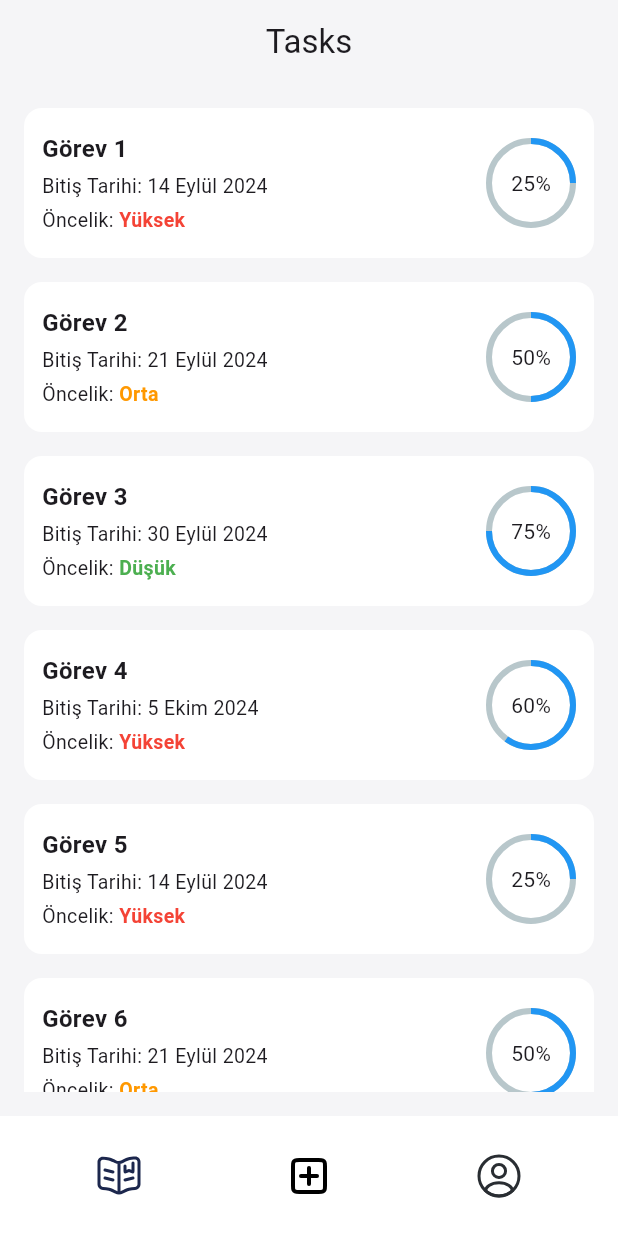
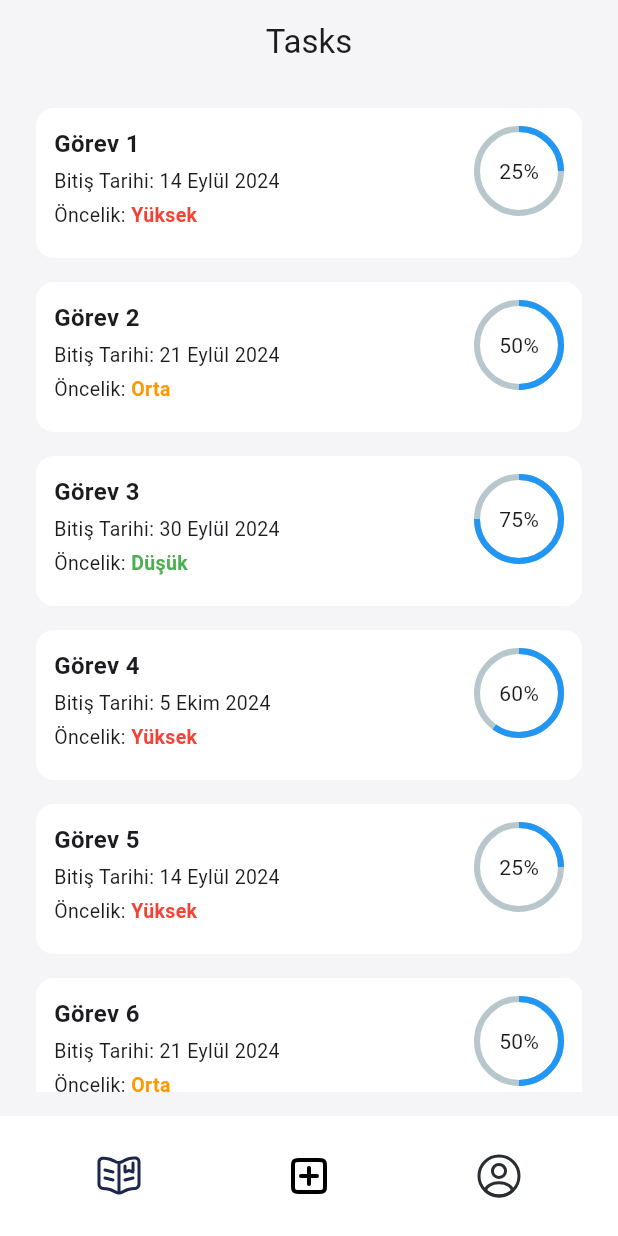
Before and after one commit to idilsg/TaskManagerApp, a Flutter app: the screen it shows after launch, on a phone screen of 412 x 824 dp. Run offline on Flutter 3.47's test engine with Material 3 defaults, Android fonts, the phone set to English and light mode, and no system bars; drawn by our look-alikes of percent_indicator; our stand-ins replace flutter_svg.

Commit message:
task test debug

```diff
--- a/lib/pages/tasks.dart
+++ b/lib/pages/tasks.dart
@@ -16,7 +16,12 @@ class TasksPage extends StatelessWidget {
         automaticallyImplyLeading: false,
       ),
       body: Padding(
-        padding: const EdgeInsets.all(16.0),
+        padding: const EdgeInsets.only(
+          top: 16.0,
+          bottom: 16.0,
+          left: 24.0,
+          right: 24.0,
+        ),
         child: ListView(
           children: const [
             TaskBox(
--- a/lib/widgets/taskbox.dart
+++ b/lib/widgets/taskbox.dart
@@ -32,8 +32,10 @@ class TaskBox extends StatelessWidget {
         Navigator.pushNamed(context, '/taskdetails');
       },
       child: Container(
-        height: 100,
-        width: double.infinity,
+        constraints: const BoxConstraints(
+          maxWidth: double.infinity,
+          minHeight: 100,
+        ),
         decoration: BoxDecoration(
           color: Colors.white,
           borderRadius: BorderRadius.circular(12.0),
@@ -41,9 +43,11 @@ class TaskBox extends StatelessWidget {
         child: Padding(
           padding: const EdgeInsets.all(12.0),
           child: Row(
-            mainAxisAlignment: MainAxisAlignment.spaceBetween,
+            mainAxisSize: MainAxisSize.min,
+            crossAxisAlignment: CrossAxisAlignment.start,
             children: [
-              Column(
+              Expanded(
+                child: Column(
                   crossAxisAlignment: CrossAxisAlignment.start,
                   mainAxisAlignment: MainAxisAlignment.center,
                   children: [
@@ -53,6 +57,8 @@ class TaskBox extends StatelessWidget {
                         fontSize: 16,
                         fontWeight: FontWeight.bold,
                       ),
+                      overflow: TextOverflow.ellipsis,
+                      maxLines: 2,
                     ),
                     const SizedBox(height: 4),
                     Text(
@@ -84,6 +90,7 @@ class TaskBox extends StatelessWidget {
                     ),
                   ],
                 ),
+              ),
               CircularPercentIndicator(
                 radius: 30.0,
                 lineWidth: 4.0,
```
Lines whose indentation alone changed are shown as unchanged.
